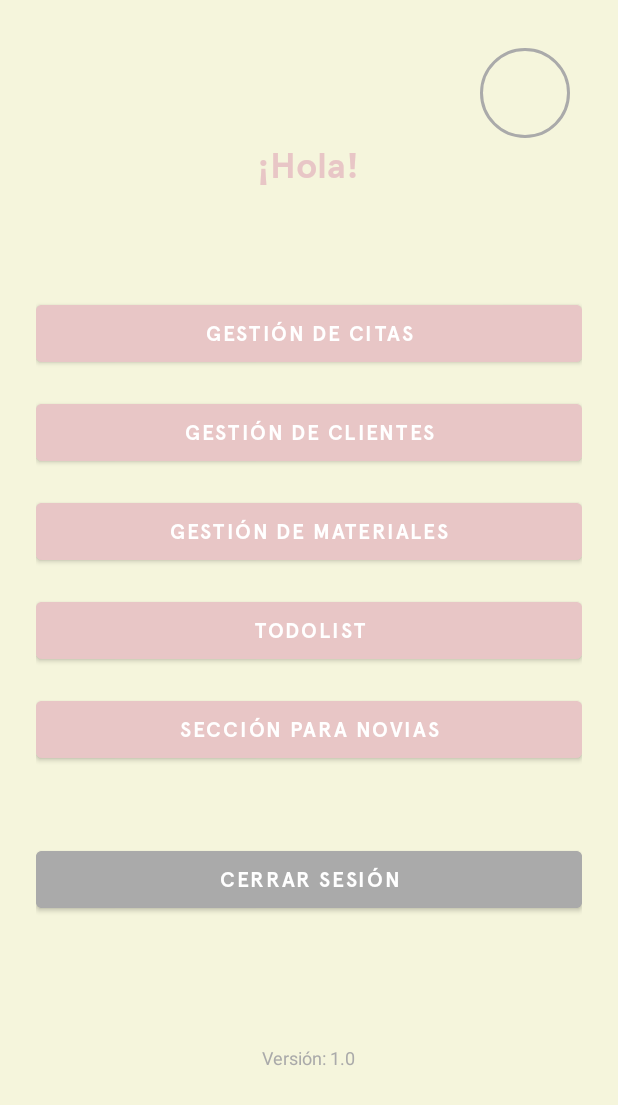
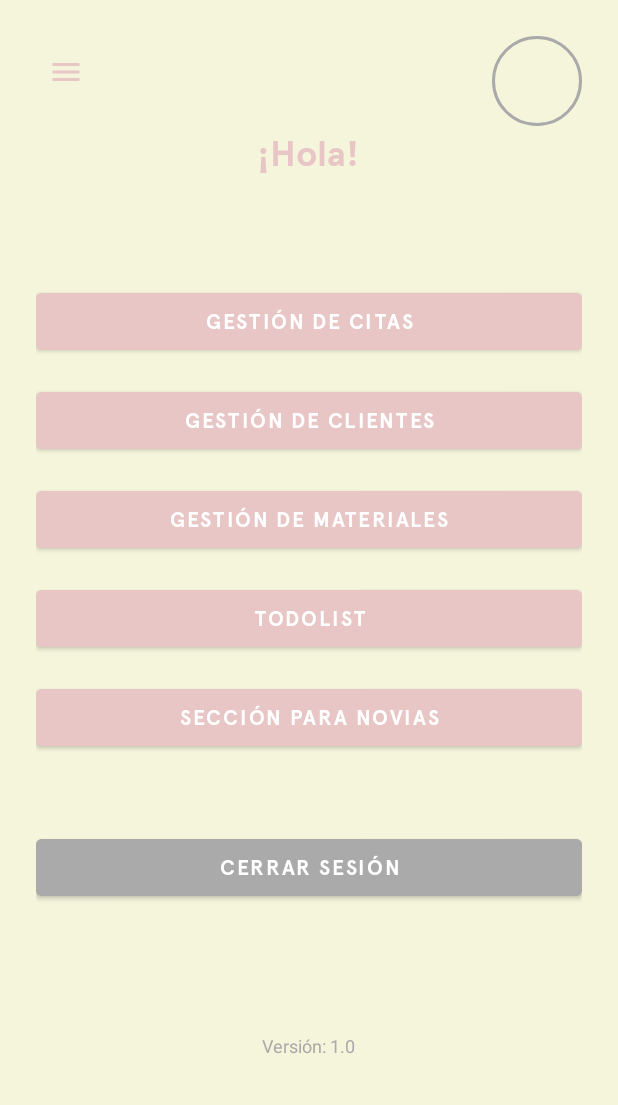
Before and after one commit to FerApaSal/app_tfg, an Android app: the MenuAdminActivity screen opened directly, with no data from a screen before it, on a phone screen of 412 x 824 dp. Shown: the top 1105 px of the screen. Run offline under Robolectric (Android 15) with nearby library versions, the light colour scheme and no system bars; pictures from the network do not load.

Commit message:
Implementar menú hamburguesa. (en proceso) -> Implementar en el resto de clases la llamada y adaptacion de las etiquetas.
Revisar estetica general de la app.
Refactorizar y comentar con javadoc.

```diff
--- a/app/src/main/java/com/example/tfg_app_makeup/view/admin/ListaClientesActivity.kt
+++ b/app/src/main/java/com/example/tfg_app_makeup/view/admin/ListaClientesActivity.kt
@@ -9,12 +9,13 @@ import com.example.tfg_app_makeup.R
 import com.example.tfg_app_makeup.controllers.UsuarioController
 import com.example.tfg_app_makeup.model.Usuario
 import com.example.tfg_app_makeup.adapter.ListarClientesAdapter
+import com.example.tfg_app_makeup.view.common.BaseDrawerActivity
 
 /**
  * Muestra una lista de clientes registrados, visible para la administradora.
  * Los datos mostrados incluyen nombre, apellidos, correo y teléfono.
  */
-class ListaClientesActivity : AppCompatActivity() {
+class ListaClientesActivity : BaseDrawerActivity() {
 
     private lateinit var recyclerView: RecyclerView
     private lateinit var btnVolver: ImageButton
--- a/app/src/main/java/com/example/tfg_app_makeup/view/admin/MenuAdminActivity.kt
+++ b/app/src/main/java/com/example/tfg_app_makeup/view/admin/MenuAdminActivity.kt
@@ -7,10 +7,10 @@ import android.widget.Button
 import android.widget.ImageView
 import android.widget.TextView
 import android.widget.Toast
-import androidx.appcompat.app.AppCompatActivity
 import com.bumptech.glide.Glide
 import com.example.tfg_app_makeup.R
 import com.example.tfg_app_makeup.auth.LoginActivity
+import com.example.tfg_app_makeup.view.common.BaseDrawerActivity
 import com.example.tfg_app_makeup.utils.Session
 import com.example.tfg_app_makeup.view.admin.citas.CitasAdminActivity
 import com.example.tfg_app_makeup.view.admin.material.MaterialListActivity
@@ -22,7 +22,7 @@ import com.example.tfg_app_makeup.view.common.PerfilActivity
  * Muestra la imagen y nombre del usuario logueado.
  * Contiene accesos a funcionalidades específicas del perfil.
  */
-class MenuAdminActivity : AppCompatActivity() {
+class MenuAdminActivity : BaseDrawerActivity() {
 
     private lateinit var ivPerfilAdmin: ImageView
     private lateinit var tvBienvenida: TextView
@@ -37,21 +37,28 @@ class MenuAdminActivity : AppCompatActivity() {
 
     override fun onCreate(savedInstanceState: Bundle?) {
         super.onCreate(savedInstanceState)
-        setContentView(R.layout.activity_menu_admin)
 
-        ivPerfilAdmin = findViewById(R.id.ivPerfilAdmin)
-        tvBienvenida = findViewById(R.id.tvBienvenida)
+        setContentView(R.layout.activity_base_drawer)
 
-        btnCitas = findViewById(R.id.btnGestionCitas)
-        btnClientes = findViewById(R.id.btnGestionUsuarios)
-        btnMateriales = findViewById(R.id.btnGestionMateriales)
-        btnToDoList = findViewById(R.id.btnGestionTareas)
-        btnNovias = findViewById(R.id.btnSeccionNovias)
-        btnCerrarSesion = findViewById(R.id.btnCerrarSesion)
+        // Inflar el layout específico dentro del contenedor
+        val contenido = layoutInflater.inflate(R.layout.activity_menu_admin, findViewById(R.id.contenidoPrincipal))
+
+        // Acceder a los componentes dentro del layout inflado
+        ivPerfilAdmin = contenido.findViewById(R.id.ivPerfilAdmin)
+        tvBienvenida = contenido.findViewById(R.id.tvBienvenida)
+
+        btnCitas = contenido.findViewById(R.id.btnGestionCitas)
+        btnClientes = contenido.findViewById(R.id.btnGestionUsuarios)
+        btnMateriales = contenido.findViewById(R.id.btnGestionMateriales)
+        btnToDoList = contenido.findViewById(R.id.btnGestionTareas)
+        btnNovias = contenido.findViewById(R.id.btnSeccionNovias)
+        btnCerrarSesion = contenido.findViewById(R.id.btnCerrarSesion)
 
         cargarDatosUsuario()
         configurarListeners()
+        configurarMenuHamburguesa()
     }
+
 
     /**
      * Muestra los datos del usuario actual en la interfaz.
--- a/app/src/main/java/com/example/tfg_app_makeup/view/admin/SeccionNoviasActivity.kt
+++ b/app/src/main/java/com/example/tfg_app_makeup/view/admin/SeccionNoviasActivity.kt
@@ -8,13 +8,14 @@ import android.widget.*
 import androidx.appcompat.app.AppCompatActivity
 import com.bumptech.glide.Glide
 import com.example.tfg_app_makeup.R
+import com.example.tfg_app_makeup.view.common.BaseDrawerActivity
 import java.io.File
 
 /**
  * Pantalla de administradora para subir una imagen informativa para novias.
  * La imagen seleccionada se guarda en disco local y puede ser visualizada por clientes.
  */
-class SeccionNoviasActivity : AppCompatActivity() {
+class SeccionNoviasActivity : BaseDrawerActivity() {
 
     private lateinit var btnVolver: ImageButton
     private lateinit var btnSubirImagen: Button
--- a/app/src/main/java/com/example/tfg_app_makeup/view/admin/citas/CitasAdminActivity.kt
+++ b/app/src/main/java/com/example/tfg_app_makeup/view/admin/citas/CitasAdminActivity.kt
@@ -9,6 +9,7 @@ import androidx.appcompat.app.AppCompatActivity
 import com.example.tfg_app_makeup.R
 import com.example.tfg_app_makeup.controllers.CitaController
 import com.example.tfg_app_makeup.model.Cita
+import com.example.tfg_app_makeup.view.common.BaseDrawerActivity
 import com.prolificinteractive.materialcalendarview.CalendarDay
 import com.prolificinteractive.materialcalendarview.DayViewDecorator
 import com.prolificinteractive.materialcalendarview.DayViewFacade
@@ -17,7 +18,7 @@ import com.prolificinteractive.materialcalendarview.spans.DotSpan
 import java.text.SimpleDateFormat
 import java.util.*
 
-class CitasAdminActivity : AppCompatActivity() {
+class CitasAdminActivity : BaseDrawerActivity() {
 
     private lateinit var citaController: CitaController
     private lateinit var calendarView: MaterialCalendarView
--- a/app/src/main/java/com/example/tfg_app_makeup/view/admin/material/MaterialListActivity.kt
+++ b/app/src/main/java/com/example/tfg_app_makeup/view/admin/material/MaterialListActivity.kt
@@ -7,20 +7,20 @@ import android.util.Log
 import android.widget.ImageButton
 import android.widget.TextView
 import android.widget.Toast
-import androidx.appcompat.app.AppCompatActivity
 import androidx.recyclerview.widget.LinearLayoutManager
 import androidx.recyclerview.widget.RecyclerView
 import com.example.tfg_app_makeup.R
 import com.example.tfg_app_makeup.adapters.MaterialAdapter
 import com.example.tfg_app_makeup.controllers.MaterialController
 import com.example.tfg_app_makeup.model.Material
+import com.example.tfg_app_makeup.view.common.BaseDrawerActivity
 import com.example.tfg_app_makeup.view.admin.materiales.FormularioMaterialActivity
 import com.google.android.material.floatingactionbutton.FloatingActionButton
 
 /**
  * Muestra la lista de materiales y permite acciones CRUD.
  */
-class MaterialListActivity : AppCompatActivity() {
+class MaterialListActivity : BaseDrawerActivity() {
 
     private lateinit var rvMateriales: RecyclerView
     private lateinit var fabAgregarMaterial: FloatingActionButton
--- a/app/src/main/java/com/example/tfg_app_makeup/view/admin/toDoList/ToDoListActivity.kt
+++ b/app/src/main/java/com/example/tfg_app_makeup/view/admin/toDoList/ToDoListActivity.kt
@@ -15,13 +15,14 @@ import com.example.tfg_app_makeup.R
 import com.example.tfg_app_makeup.adapter.TareaAdapter
 import com.example.tfg_app_makeup.controllers.TareaController
 import com.example.tfg_app_makeup.model.Tarea
+import com.example.tfg_app_makeup.view.common.BaseDrawerActivity
 import com.google.android.material.floatingactionbutton.FloatingActionButton
 
 /**
  * Pantalla principal de la sección ToDoList.
  * Muestra las tareas con opciones para agregar, editar, eliminar y marcar como completadas.
  */
-class ToDoListActivity : AppCompatActivity() {
+class ToDoListActivity : BaseDrawerActivity() {
 
     private lateinit var rvTareas: RecyclerView
     private lateinit var fabAgregarTarea: FloatingActionButton
--- /dev/null
+++ b/app/src/main/java/com/example/tfg_app_makeup/view/common/BaseDrawerActivity.kt
@@ -0,0 +1,56 @@
+package com.example.tfg_app_makeup.view.common
+
+import android.content.Intent
+import android.view.View
+import android.view.ViewGroup
+import android.widget.ImageButton
+import androidx.appcompat.app.AppCompatActivity
+import androidx.core.view.GravityCompat
+import androidx.drawerlayout.widget.DrawerLayout
+import com.example.tfg_app_makeup.R
+import com.example.tfg_app_makeup.view.admin.*
+import com.example.tfg_app_makeup.view.admin.citas.CitasAdminActivity
+import com.example.tfg_app_makeup.view.admin.material.MaterialListActivity
+import com.example.tfg_app_makeup.view.admin.toDoList.ToDoListActivity
+import com.google.android.material.navigation.NavigationView
+
+open class BaseDrawerActivity : AppCompatActivity() {
+
+    private lateinit var drawerLayout: DrawerLayout
+    private lateinit var navigationView: NavigationView
+
+    override fun setContentView(layoutResID: Int) {
+        // Infla la vista con el drawer
+        val root = layoutInflater.inflate(R.layout.activity_base_drawer, null)
+        val content = root.findViewById<View>(R.id.contenidoPrincipal) as View
+        layoutInflater.inflate(layoutResID, content as ViewGroup)
+
+        super.setContentView(root)
+
+        drawerLayout = root.findViewById(R.id.drawerLayout)
+        navigationView = root.findViewById(R.id.navView)
+
+        configurarDrawer()
+    }
+
+    private fun configurarDrawer() {
+        navigationView.setNavigationItemSelectedListener { item ->
+            drawerLayout.closeDrawers()
+            when (item.itemId) {
+                R.id.nav_inicio -> startActivity(Intent(this, MenuAdminActivity::class.java))
+                R.id.nav_citas -> startActivity(Intent(this, CitasAdminActivity::class.java))
+                R.id.nav_clientes -> startActivity(Intent(this, ListaClientesActivity::class.java))
+                R.id.nav_materiales -> startActivity(Intent(this, MaterialListActivity::class.java))
+                R.id.nav_tareas -> startActivity(Intent(this, ToDoListActivity::class.java))
+                R.id.nav_servicios_novia -> startActivity(Intent(this, SeccionNoviasActivity::class.java))
+            }
+            true
+        }
+    }
+
+    fun configurarMenuHamburguesa() {
+        findViewById<ImageButton>(R.id.btnMenuHamburguesa)?.setOnClickListener {
+            drawerLayout.openDrawer(GravityCompat.START)
+        }
+    }
+}
--- /dev/null
+++ b/app/src/main/res/drawable/ic_calendar.xml
@@ -0,0 +1,5 @@
+<vector xmlns:android="http://schemas.android.com/apk/res/android" android:height="24dp" android:tint="#000000" android:viewportHeight="24" android:viewportWidth="24" android:width="24dp">
+
+    <path android:fillColor="@android:color/white" android:pathData="M19,4h-1V2h-2v2H8V2H6v2H5C3.89,4 3.01,4.9 3.01,6L3,20c0,1.1 0.89,2 2,2h14c1.1,0 2,-0.9 2,-2V6C21,4.9 20.1,4 19,4zM19,20H5V10h14V20zM9,14H7v-2h2V14zM13,14h-2v-2h2V14zM17,14h-2v-2h2V14zM9,18H7v-2h2V18zM13,18h-2v-2h2V18zM17,18h-2v-2h2V18z"/>
+
+</vector>
--- /dev/null
+++ b/app/src/main/res/drawable/selector_drawer_item.xml
@@ -0,0 +1,5 @@
+<?xml version="1.0" encoding="utf-8"?>
+<selector xmlns:android="http://schemas.android.com/apk/res/android">
+    <item android:drawable="@color/beige" android:state_checked="true" />
+    <item android:drawable="@android:color/transparent" />
+</selector>
--- a/app/src/main/res/layout/activity_admin_citas.xml
+++ b/app/src/main/res/layout/activity_admin_citas.xml
@@ -7,7 +7,7 @@
     android:background="@color/beige"
     android:padding="16dp">
 
-    <!-- Botón Menú hamburguesa (puede estar desactivado si no se usa) -->
+    <!-- Botón Menú hamburguesa -->
     <ImageButton
         android:id="@+id/btnMenuHamburguesa"
         android:layout_width="40dp"
--- /dev/null
+++ b/app/src/main/res/layout/activity_base_drawer.xml
@@ -0,0 +1,27 @@
+<?xml version="1.0" encoding="utf-8"?>
+<androidx.drawerlayout.widget.DrawerLayout xmlns:android="http://schemas.android.com/apk/res/android"
+    xmlns:app="http://schemas.android.com/apk/res-auto"
+    android:id="@+id/drawerLayout"
+    android:layout_width="match_parent"
+    android:layout_height="match_parent">
+
+    <!-- Contenido principal (se carga dinámicamente) -->
+    <FrameLayout
+        android:id="@+id/contenidoPrincipal"
+        android:layout_width="match_parent"
+        android:layout_height="match_parent" />
+
+    <!-- Menú lateral -->
+    <com.google.android.material.navigation.NavigationView
+        android:id="@+id/navView"
+        android:layout_width="wrap_content"
+        android:layout_height="match_parent"
+        android:layout_gravity="start"
+        android:background="@color/rosaRoto"
+        app:headerLayout="@layout/nav_header_drawer"
+        app:menu="@menu/menu_drawer"
+        app:itemTextColor="@color/blanco"
+        app:itemIconTint="@color/blanco"
+        app:itemBackground="@drawable/selector_drawer_item" />
+
+</androidx.drawerlayout.widget.DrawerLayout>
--- a/app/src/main/res/layout/activity_menu_admin.xml
+++ b/app/src/main/res/layout/activity_menu_admin.xml
@@ -13,17 +13,31 @@
         android:orientation="vertical"
         android:gravity="center_horizontal">
 
-        <!-- Icono de perfil (esquina superior derecha) -->
-        <ImageView
-                android:id="@+id/ivPerfilAdmin"
-                android:layout_width="60dp"
-                android:layout_height="60dp"
-                android:layout_marginEnd="8dp"
-                android:layout_marginTop="8dp"
-                android:scaleType="centerCrop"
-                android:contentDescription="Foto de perfil"
-                android:background="@drawable/circle_background"
-                android:layout_gravity="end|top" />
+        <RelativeLayout
+                android:layout_width="match_parent"
+                android:layout_height="wrap_content">
+
+                <ImageButton
+                    android:id="@+id/btnMenuHamburguesa"
+                    android:layout_width="40dp"
+                    android:layout_height="40dp"
+                    android:layout_marginTop="4dp"
+                    android:layout_alignParentStart="true"
+                    android:background="@android:color/transparent"
+                    android:contentDescription="Menú"
+                    android:src="@drawable/ic_menu"
+                    app:tint="@color/rosaRoto"
+                    tools:ignore="TouchTargetSizeCheck" />
+
+                <ImageView
+                    android:id="@+id/ivPerfilAdmin"
+                    android:layout_width="60dp"
+                    android:layout_height="60dp"
+                    android:layout_alignParentEnd="true"
+                    android:background="@drawable/circle_background"
+                    android:contentDescription="Foto de perfil"
+                    android:scaleType="centerCrop" />
+            </RelativeLayout>
 
         <!-- Saludo -->
         <TextView
--- /dev/null
+++ b/app/src/main/res/menu/menu_drawer.xml
@@ -0,0 +1,8 @@
+<menu xmlns:android="http://schemas.android.com/apk/res/android">
+    <item android:id="@+id/nav_inicio" android:title="Menú principal"/>
+    <item android:id="@+id/nav_citas" android:title="Citas" />
+    <item android:id="@+id/nav_clientes" android:title="Clientes" />
+    <item android:id="@+id/nav_materiales" android:title="Materiales" />
+    <item android:id="@+id/nav_tareas" android:title="Tareas" />
+    <item android:id="@+id/nav_servicios_novia" android:title="Servicios para novias" />
+</menu>
```
Also changed, not shown: app/src/main/res/layout/activity_lista_clientes.xml (+19 -4 lines), app/src/main/res/layout/activity_lista_materiales.xml (+20 -3 lines), app/src/main/res/layout/activity_seccion_novias.xml (+31 -16 lines), app/src/main/res/layout/activity_todolist.xml (+17 -2 lines), app/src/main/res/layout/nav_header_drawer.xml (added, +20 -0 lines).
